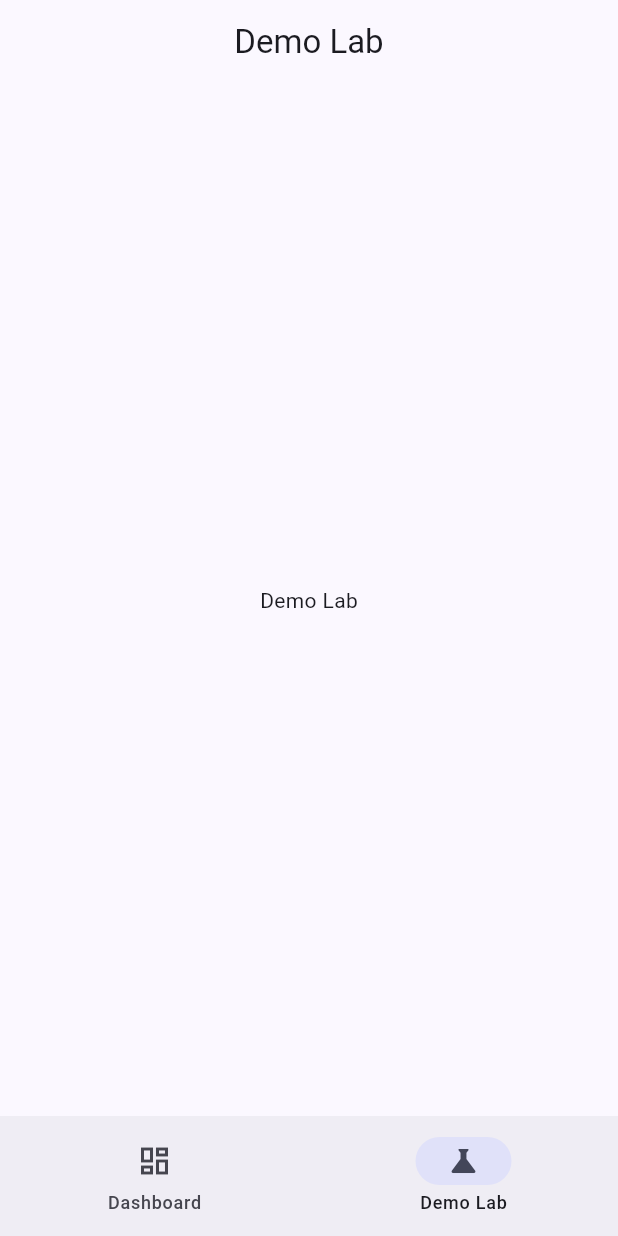
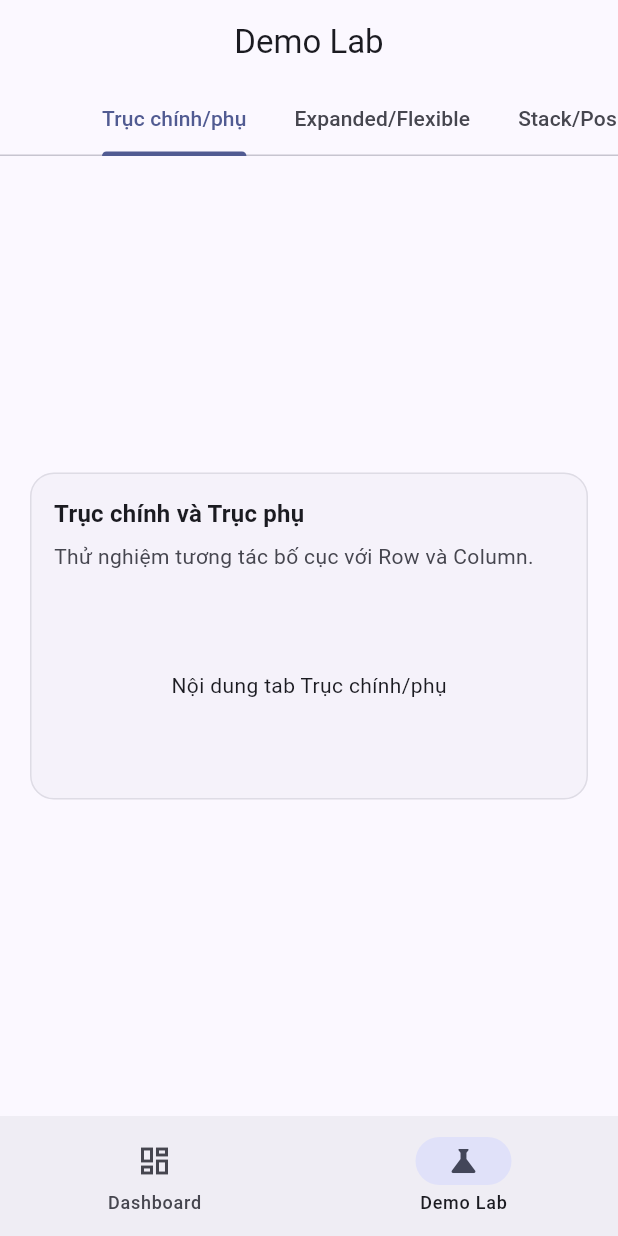
Before and after one commit to cityengin/study-dashboard, a Flutter app: the screen it shows after launch, item 2 of the bottom bar chosen, on a phone screen of 412 x 824 dp. Run offline on Flutter 3.47's test engine with Material 3 defaults, Android fonts, the phone set to English and light mode, and no system bars.

Commit message:
feat(demo-lab): khung 4 tab và DemoCard

```diff
--- a/lib/screens/demo_lab/demo_lab_screen.dart
+++ b/lib/screens/demo_lab/demo_lab_screen.dart
@@ -1,17 +1,87 @@
 import 'package:flutter/material.dart';
+import 'widgets/demo_card.dart';
 
 class DemoLabScreen extends StatelessWidget {
   const DemoLabScreen({super.key});
 
+  Widget _buildTabWrapper({required Widget child}) {
+    // [ConstrainedBox] Giới hạn bề rộng tối đa 720px giúp nội dung tập trung, không bị dàn trải trên màn hình lớn
+    return Center(
+      child: ConstrainedBox(
+        constraints: const BoxConstraints(maxWidth: 720),
+        // [SingleChildScrollView] Đảm bảo cuộn linh hoạt theo chiều dọc, tránh lỗi tràn nội dung
+        child: SingleChildScrollView(
+          padding: const EdgeInsets.all(16),
+          child: child,
+        ),
+      ),
+    );
+  }
+
   @override
   Widget build(BuildContext context) {
-    return Scaffold(
-      appBar: AppBar(
-        title: const Text('Demo Lab'),
-        centerTitle: true,
-      ),
-      body: const Center(
-        child: Text('Demo Lab'),
+    // [DefaultTabController + TabBarView] Điều hướng 4 phân hệ demo, cố định vuốt ngang để không xung đột thanh trượt
+    return DefaultTabController(
+      length: 4,
+      child: Scaffold(
+        appBar: AppBar(
+          title: const Text('Demo Lab'),
+          centerTitle: true,
+          bottom: const TabBar(
+            isScrollable: true,
+            tabs: [
+              Tab(text: 'Trục chính/phụ'),
+              Tab(text: 'Expanded/Flexible'),
+              Tab(text: 'Stack/Positioned'),
+              Tab(text: 'Overflow'),
+            ],
+          ),
+        ),
+        body: TabBarView(
+          physics: const NeverScrollableScrollPhysics(),
+          children: [
+            _buildTabWrapper(
+              child: const DemoCard(
+                title: 'Trục chính và Trục phụ',
+                description: 'Thử nghiệm tương tác bố cục với Row và Column.',
+                child: SizedBox(
+                  height: 120,
+                  child: Center(child: Text('Nội dung tab Trục chính/phụ')),
+                ),
+              ),
+            ),
+            _buildTabWrapper(
+              child: const DemoCard(
+                title: 'Expanded và Flexible',
+                description: 'So sánh cơ chế phân chia không gian giữa Expanded và Flexible.',
+                child: SizedBox(
+                  height: 120,
+                  child: Center(child: Text('Nội dung tab Expanded/Flexible')),
+                ),
+              ),
+            ),
+            _buildTabWrapper(
+              child: const DemoCard(
+                title: 'Stack và Positioned',
+                description: 'Khám phá xếp chồng lớp giao diện và căn chỉnh tọa độ.',
+                child: SizedBox(
+                  height: 120,
+                  child: Center(child: Text('Nội dung tab Stack/Positioned')),
+                ),
+              ),
+            ),
+            _buildTabWrapper(
+              child: const DemoCard(
+                title: 'Thư viện lỗi Overflow',
+                description: 'Các tình huống tràn không gian phổ biến và giải pháp khắc phục.',
+                child: SizedBox(
+                  height: 120,
+                  child: Center(child: Text('Nội dung tab Overflow')),
+                ),
+              ),
+            ),
+          ],
+        ),
       ),
     );
   }
--- /dev/null
+++ b/lib/screens/demo_lab/widgets/demo_card.dart
@@ -0,0 +1,53 @@
+import 'package:flutter/material.dart';
+
+class DemoCard extends StatelessWidget {
+  final String title;
+  final String description;
+  final Widget child;
+
+  const DemoCard({
+    super.key,
+    required this.title,
+    required this.description,
+    required this.child,
+  });
+
+  @override
+  Widget build(BuildContext context) {
+    final theme = Theme.of(context);
+
+    // [Card] Khung hiển thị trực quan đồng nhất cho từng bài thí nghiệm layout
+    return Card(
+      elevation: 0,
+      shape: RoundedRectangleBorder(
+        borderRadius: BorderRadius.circular(16),
+        side: BorderSide(
+          color: theme.colorScheme.outlineVariant.withValues(alpha: 0.5),
+        ),
+      ),
+      child: Padding(
+        padding: const EdgeInsets.all(16),
+        child: Column(
+          crossAxisAlignment: CrossAxisAlignment.stretch,
+          children: [
+            Text(
+              title,
+              style: theme.textTheme.titleMedium?.copyWith(
+                fontWeight: FontWeight.bold,
+              ),
+            ),
+            const SizedBox(height: 6),
+            Text(
+              description,
+              style: theme.textTheme.bodyMedium?.copyWith(
+                color: theme.colorScheme.onSurfaceVariant,
+              ),
+            ),
+            const SizedBox(height: 16),
+            child,
+          ],
+        ),
+      ),
+    );
+  }
+}
```
Also changed, not shown: 1 other file.
